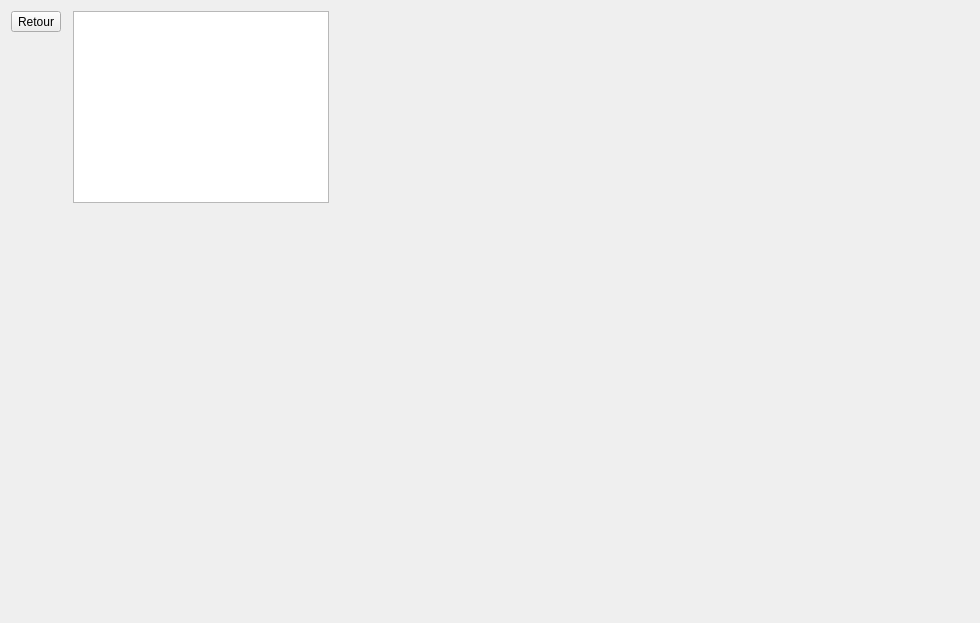
Above: Auto_Ecole/examen/examen.ui from AmineHouari98/auto_Ecole before the change. Below: the same form after it.
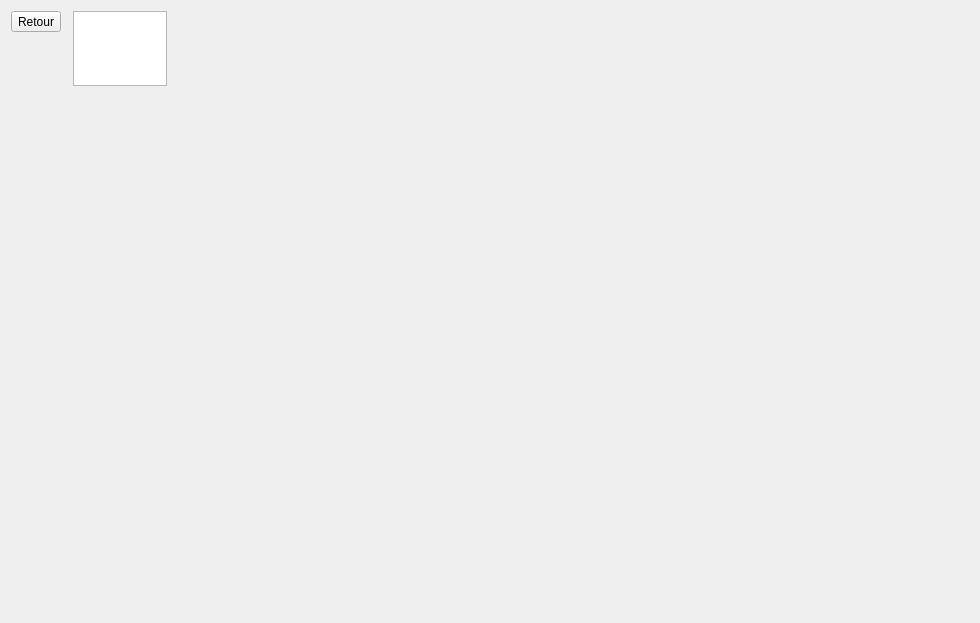
That is the form after the change. The open tabs and pages were chosen to show the change. Icons and pictures are not drawn. Custom widgets are drawn as their Qt base class.

Commit message: forget it not important i guess

The edit to the form file:
```diff
--- a/Auto_Ecole/examen/examen.ui
+++ b/Auto_Ecole/examen/examen.ui
@@ -49,7 +49,15 @@
         <number>1</number>
        </property>
        <widget class="QWidget" name="page">
-        <widget class="QWidget" name="">
+        <widget class="QWidget" name="layoutWidget">
+         <property name="geometry">
+          <rect>
+           <x>0</x>
+           <y>0</y>
+           <width>100</width>
+           <height>75</height>
+          </rect>
+         </property>
          <layout class="QVBoxLayout" name="verticalLayout_19">
           <item>
            <layout class="QHBoxLayout" name="horizontalLayout">
```
Left out of the diff: 2 changed lines with no effect on the pictures. The commit also changes 2 other files.
